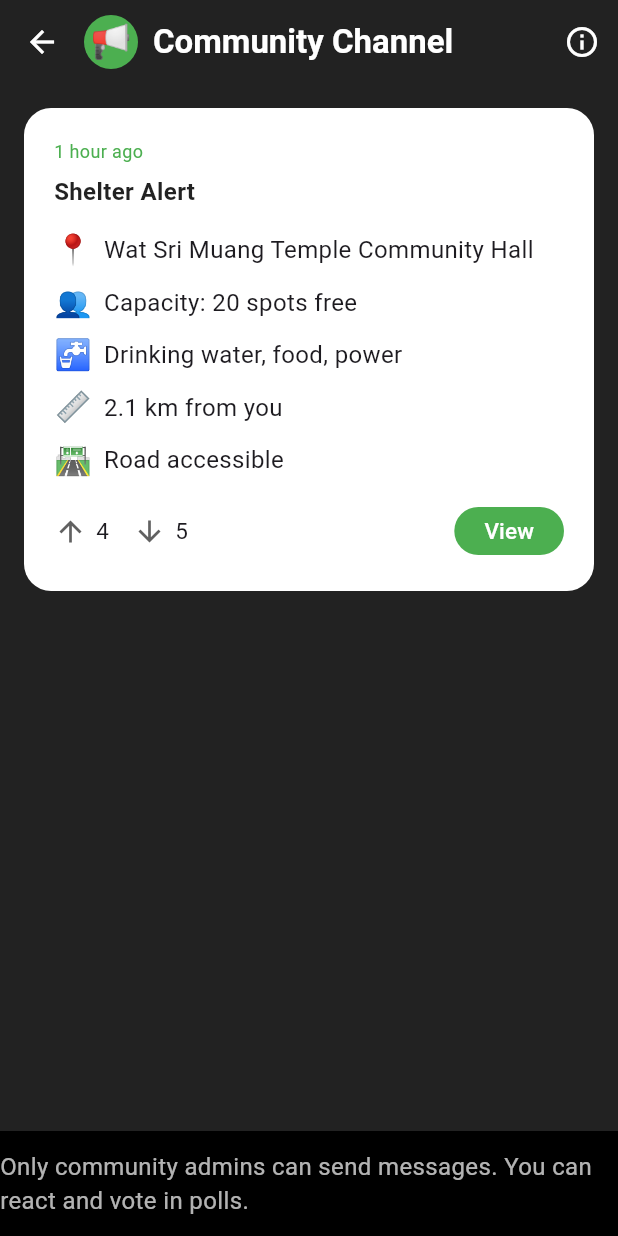
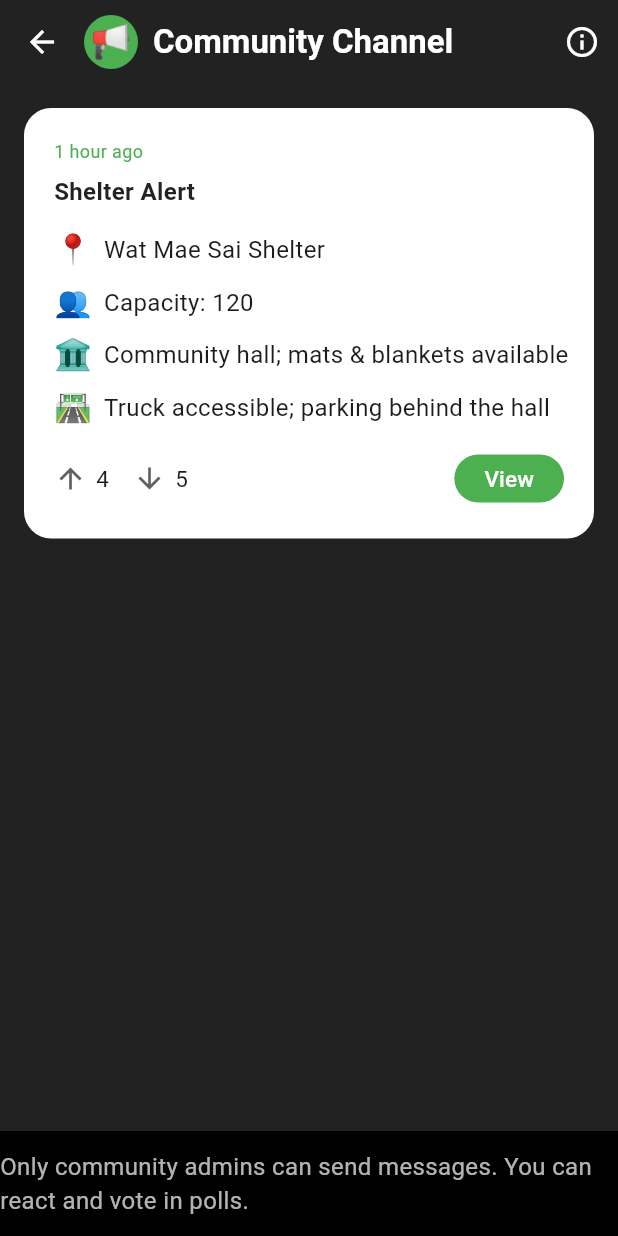
Before and after one commit to LinnLinn4/FloodNavi, a Flutter app: the CommunityChannelChat screen opened directly, on a phone screen of 412 x 824 dp. Run offline on Flutter 3.47's test engine with Material 3 defaults, Android fonts, the phone set to English and light mode, and no system bars; our stand-ins replace google_maps_flutter, shared_preferences; missing offline and left inert: syncfusion_flutter_pdfviewer; accounts and stored records are empty.

Commit message:
community channel content updated

```diff
--- a/floodnavi/lib/pages/community_channel_chat.dart
+++ b/floodnavi/lib/pages/community_channel_chat.dart
@@ -104,11 +104,10 @@ class CommunityChannelChat extends StatelessWidget {
             ),
           ),
           const SizedBox(height: 10),
-          _buildInfoRow('📍', "Wat Sri Muang Temple Community Hall"),
-          _buildInfoRow('👥', "Capacity: 20 spots free"),
-          _buildInfoRow('🚰', "Drinking water, food, power"),
-          _buildInfoRow('📏', "2.1 km from you"),
-          _buildInfoRow('🛣️', "Road accessible"),
+          _buildInfoRow('📍', "Wat Mae Sai Shelter"),
+          _buildInfoRow('👥', "Capacity: 120"),
+          _buildInfoRow('🏛️', "Community hall; mats & blankets available"),
+          _buildInfoRow('🛣️', "Truck accessible; parking behind the hall"),
           const SizedBox(height: 10),
           Row(
             children: [
```
